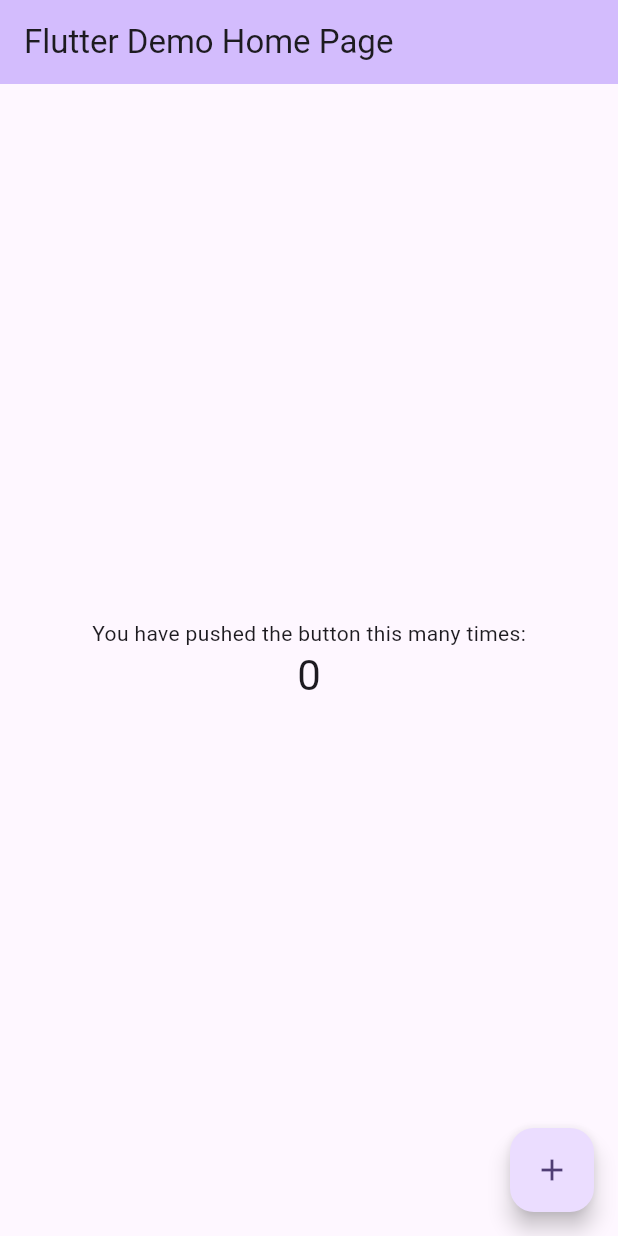
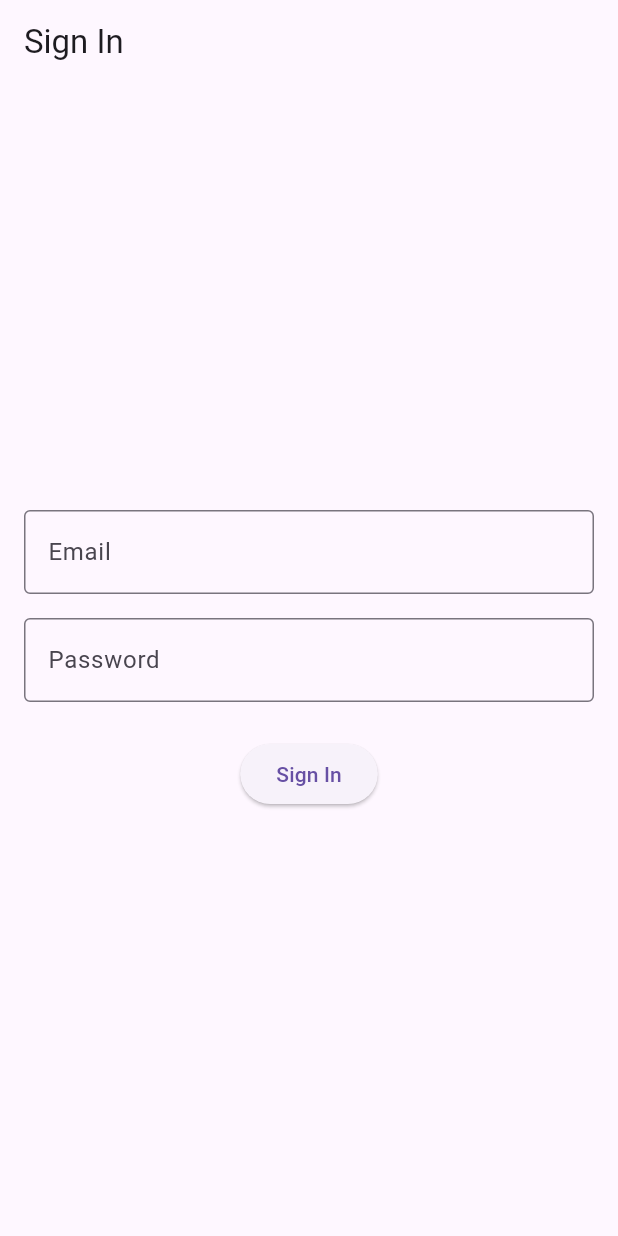
Before and after one commit to Rymfaar/daggerheart-beyond, a Flutter app: the screen it shows after launch, on a phone screen of 412 x 824 dp. Run offline on Flutter 3.47's test engine with Material 3 defaults, Android fonts, the phone set to English and light mode, and no system bars; our stand-ins replace equatable, firebase_auth, firebase_core, flutter_bloc; accounts and stored records are empty.

Commit message:
wip(auth): init project architecture. not sure if sign-in works atm

```diff
--- /dev/null
+++ b/lib/daggerheart_beyond.dart
@@ -0,0 +1,35 @@
+import 'package:daggerheart_beyond/data/repositories/auth_repository.dart';
+import 'package:daggerheart_beyond/data/data_sources/firebase_auth_service.dart';
+import 'package:daggerheart_beyond/domain/repositories/auth_repository.dart';
+import 'package:flutter/material.dart';
+import 'package:flutter_bloc/flutter_bloc.dart';
+import 'package:daggerheart_beyond/domain/blocs/auth/auth_bloc.dart';
+import 'package:daggerheart_beyond/presentation/features/auth/sign_in_view.dart';
+
+class DaggerheartBeyondApp extends StatelessWidget {
+  DaggerheartBeyondApp({super.key});
+
+  final _authRespository = AuthRepository(FirebaseAuthService());
+
+  @override
+  Widget build(BuildContext context) {
+    return MaterialApp(
+      title: 'Daggerheart Beyond',
+      debugShowCheckedModeBanner: true,
+      // TODO: add custom theme
+      home: MultiRepositoryProvider(
+        providers: [
+          RepositoryProvider<IAuthRepository>(create: (_) => _authRespository),
+        ],
+        child: MultiBlocProvider(
+          providers: [
+            BlocProvider<AuthBloc>(
+              create: (context) => AuthBloc(context.read<IAuthRepository>()),
+            ),
+          ],
+          child: SignInView(),
+        ),
+      ),
+    );
+  }
+}
--- /dev/null
+++ b/lib/data/data_sources/firebase_auth_source.dart
@@ -0,0 +1,58 @@
+import 'package:firebase_auth/firebase_auth.dart';
+
+class FirebaseAuthSource {
+  FirebaseAuth firebase = FirebaseAuth.instance;
+
+  Future<UserCredential> createAccount({
+    required String email,
+    required String password,
+    required String username,
+  }) async {
+    UserCredential userCredential = await firebase
+        .createUserWithEmailAndPassword(email: email, password: password);
+    return userCredential;
+  }
+
+  Future<UserCredential> signIn({
+    required String email,
+    required String password,
+  }) async {
+    UserCredential userCredential = await firebase.signInWithEmailAndPassword(
+      email: email,
+      password: password,
+    );
+    return userCredential;
+  }
+
+  Future<void> signOut() async {
+    await firebase.signOut();
+  }
+
+  Future<void> resetPasswordFromCurrentPassword({
+    required String currentPassword,
+    required String newPassword,
+    required String email,
+  }) async {
+    User? currentUser = firebase.currentUser;
+    AuthCredential credential = EmailAuthProvider.credential(
+      email: email,
+      password: currentPassword,
+    );
+    await currentUser?.reauthenticateWithCredential(credential);
+    await currentUser?.updatePassword(newPassword);
+  }
+
+  Future<void> deleteAccount({
+    required String email,
+    required String password,
+  }) async {
+    User? currentUser = firebase.currentUser;
+    AuthCredential credential = EmailAuthProvider.credential(
+      email: email,
+      password: password,
+    );
+    await currentUser?.reauthenticateWithCredential(credential);
+    await currentUser?.delete();
+    await signOut();
+  }
+}
--- /dev/null
+++ b/lib/data/repositories/auth_repository.dart
@@ -0,0 +1,67 @@
+import 'package:daggerheart_beyond/data/data_sources/firebase_auth_service.dart';
+import 'package:daggerheart_beyond/domain/entities/user_entity.dart';
+import 'package:daggerheart_beyond/domain/errors.dart';
+import 'package:daggerheart_beyond/domain/repositories/auth_repository.dart';
+import 'package:firebase_auth/firebase_auth.dart';
+
+class AuthRepository implements IAuthRepository {
+  final FirebaseAuthService _service;
+
+  AuthRepository(this._service);
+
+  @override
+  Future<UserEntity> signUp(
+    String username,
+    String email,
+    String password,
+  ) async {
+    try {
+      final userCredential = await _service.createAccount(
+        email: email,
+        password: password,
+        username: username,
+      );
+      // TODO: Add username to created user
+      // TODO: Map UserCredential to UserEntity
+      return UserEntity(
+        id: userCredential.user!.uid, // TODO: Ensure user is not null
+        email: email,
+        username: username,
+      );
+    } on FirebaseException catch (e) {
+      throw DHBFailureSignUpWithEmailAndPassword.fromCode(e.code);
+    } catch (_) {
+      throw const DHBFailureSignUpWithEmailAndPassword();
+    }
+  }
+
+  @override
+  Future<UserEntity> signIn(String email, String password) async {
+    try {
+      final userCredential = await _service.signIn(
+        email: email,
+        password: password,
+      );
+      return UserEntity(
+        id: userCredential.user!.uid, // TODO: Ensure user is not null
+        email: email,
+        username:
+            userCredential.user!.displayName ??
+            '', // TODO: Handle displayName properly
+      );
+    } on FirebaseException catch (e) {
+      throw DHBFailureSignInWithEmailAndPassword.fromCode(e.code);
+    } catch (_) {
+      throw const DHBFailureSignUpWithEmailAndPassword();
+    }
+  }
+
+  @override
+  Future<void> signOut() async {
+    try {
+      await _service.signOut();
+    } catch (e) {
+      throw Exception('Failed to sign out: ${e.toString()}');
+    }
+  }
+}
--- /dev/null
+++ b/lib/domain/blocs/auth/auth.dart
@@ -0,0 +1 @@
+export 'auth_bloc.dart';
--- /dev/null
+++ b/lib/domain/blocs/auth/auth_event.dart
@@ -0,0 +1,24 @@
+part of 'auth_bloc.dart';
+
+abstract class AuthEvent {}
+
+class SignInPressed extends AuthEvent {
+  final String email;
+  final String password;
+
+  SignInPressed({required this.email, required this.password});
+}
+
+class CreateAccountPressed extends AuthEvent {
+  final String username;
+  final String email;
+  final String password;
+  final String passwordConfirm;
+
+  CreateAccountPressed({
+    required this.username,
+    required this.email,
+    required this.password,
+    required this.passwordConfirm,
+  });
+}
--- /dev/null
+++ b/lib/domain/blocs/auth/auth_state.dart
@@ -0,0 +1,28 @@
+part of 'auth_bloc.dart';
+
+sealed class AuthState extends Equatable {
+  @override
+  List<Object?> get props => [];
+}
+
+class AuthSignedOut extends AuthState {}
+
+class AuthError extends AuthState {
+  final Exception exception;
+
+  AuthError(this.exception);
+
+  @override
+  List<Object?> get props => [exception];
+}
+
+class AuthLoading extends AuthState {}
+
+class AuthSignedIn extends AuthState {
+  final UserEntity user;
+
+  AuthSignedIn(this.user);
+
+  @override
+  List<Object?> get props => [user];
+}
--- /dev/null
+++ b/lib/domain/entities/user_entity.dart
@@ -0,0 +1,20 @@
+import 'package:equatable/equatable.dart';
+
+class UserEntity extends Equatable {
+  final String id;
+  final String username;
+  final String email;
+
+  const UserEntity({
+    required this.id,
+    required this.username,
+    required this.email,
+  });
+
+  static const UserEntity empty = UserEntity(id: '', username: '', email: '');
+
+  get isEmpty => this == UserEntity.empty;
+
+  @override
+  List<Object?> get props => [id, username, email];
+}
--- /dev/null
+++ b/lib/domain/errors.dart
@@ -0,0 +1,81 @@
+//? Intl texts
+
+//* AUTHENTICATION EXCEPTIONS
+
+class ErrorCode {
+  static const String invalidEmail = 'invalid-email';
+  static const String userDisabled = 'user-disabled';
+  static const String emailAlreadyInUse = 'email-already-in-use';
+  static const String operationNotAllowed = 'operation-not-allowed';
+  static const String weakPassword = 'weak-password';
+  static const String userNotFound = 'user-not-found';
+  static const String wrongPassword = 'wrong-password';
+}
+
+class DHBFailureSignUpWithEmailAndPassword implements Exception {
+  final String message;
+
+  const DHBFailureSignUpWithEmailAndPassword([
+    this.message = 'An error occurred. Please try again later.',
+  ]);
+
+  factory DHBFailureSignUpWithEmailAndPassword.fromCode(String code) {
+    switch (code) {
+      case ErrorCode.invalidEmail:
+        return const DHBFailureSignUpWithEmailAndPassword(
+          'Email is not valid or badly formatted.',
+        );
+      case ErrorCode.userDisabled:
+        return const DHBFailureSignUpWithEmailAndPassword(
+          'This user has been disabled. Please contact support for help.',
+        );
+      case ErrorCode.emailAlreadyInUse:
+        return const DHBFailureSignUpWithEmailAndPassword(
+          'An account already exists for that email.',
+        );
+      case ErrorCode.operationNotAllowed:
+        return const DHBFailureSignUpWithEmailAndPassword(
+          'Operation is not allowed. Please contact support.',
+        );
+      case ErrorCode.weakPassword:
+        return const DHBFailureSignUpWithEmailAndPassword(
+          'Please enter a stronger password.',
+        );
+      default:
+        return const DHBFailureSignUpWithEmailAndPassword();
+    }
+  }
+}
+
+class DHBFailureSignInWithEmailAndPassword implements Exception {
+  final String message;
+
+  const DHBFailureSignInWithEmailAndPassword([
+    this.message = 'An error occurred. Please try again later.',
+  ]);
+
+  factory DHBFailureSignInWithEmailAndPassword.fromCode(String code) {
+    switch (code) {
+      case ErrorCode.invalidEmail:
+        return const DHBFailureSignInWithEmailAndPassword(
+          'Email is not valid or badly formatted.',
+        );
+      case ErrorCode.userDisabled:
+        return const DHBFailureSignInWithEmailAndPassword(
+          'This user has been disabled. Please contact support for help.',
+        );
+      case ErrorCode.userNotFound:
+        return const DHBFailureSignInWithEmailAndPassword(
+          'Email is not found, please create an account.',
+        );
+      case ErrorCode.wrongPassword:
+        return const DHBFailureSignInWithEmailAndPassword(
+          'Incorrect password, please try again.',
+        );
+      default:
+        return const DHBFailureSignInWithEmailAndPassword();
+    }
+  }
+}
+
+class DHBFailureLogOut implements Exception {}
--- /dev/null
+++ b/lib/domain/repositories/auth_repository.dart
@@ -0,0 +1,7 @@
+import 'package:daggerheart_beyond/domain/entities/user_entity.dart';
+
+abstract class IAuthRepository {
+  Future<UserEntity> signUp(String username, String email, String password);
+  Future<UserEntity> signIn(String email, String password);
+  Future<void> signOut();
+}
--- a/lib/main.dart
+++ b/lib/main.dart
@@ -1,122 +1,13 @@
+import 'package:daggerheart_beyond/daggerheart_beyond.dart';
+import 'package:firebase_core/firebase_core.dart';
 import 'package:flutter/material.dart';
 
-void main() {
-  runApp(const MyApp());
-}
+void main() async {
+  WidgetsFlutterBinding.ensureInitialized();
 
-class MyApp extends StatelessWidget {
-  const MyApp({super.key});
-
-  // This widget is the root of your application.
-  @override
-  Widget build(BuildContext context) {
-    return MaterialApp(
-      title: 'Flutter Demo',
-      theme: ThemeData(
-        // This is the theme of your application.
-        //
-        // TRY THIS: Try running your application with "flutter run". You'll see
-        // the application has a purple toolbar. Then, without quitting the app,
-        // try changing the seedColor in the colorScheme below to Colors.green
-        // and then invoke "hot reload" (save your changes or press the "hot
-        // reload" button in a Flutter-supported IDE, or press "r" if you used
-        // the command line to start the app).
-        //
-        // Notice that the counter didn't reset back to zero; the application
-        // state is not lost during the reload. To reset the state, use hot
-        // restart instead.
-        //
-        // This works for code too, not just values: Most code changes can be
-        // tested with just a hot reload.
-        colorScheme: ColorScheme.fromSeed(seedColor: Colors.deepPurple),
-      ),
-      home: const MyHomePage(title: 'Flutter Demo Home Page'),
-    );
-  }
-}
-
-class MyHomePage extends StatefulWidget {
-  const MyHomePage({super.key, required this.title});
-
-  // This widget is the home page of your application. It is stateful, meaning
-  // that it has a State object (defined below) that contains fields that affect
-  // how it looks.
-
-  // This class is the configuration for the state. It holds the values (in this
-  // case the title) provided by the parent (in this case the App widget) and
-  // used by the build method of the State. Fields in a Widget subclass are
-  // always marked "final".
-
-  final String title;
-
-  @override
-  State<MyHomePage> createState() => _MyHomePageState();
-}
-
-class _MyHomePageState extends State<MyHomePage> {
-  int _counter = 0;
-
-  void _incrementCounter() {
-    setState(() {
-      // This call to setState tells the Flutter framework that something has
-      // changed in this State, which causes it to rerun the build method below
-      // so that the display can reflect the updated values. If we changed
-      // _counter without calling setState(), then the build method would not be
-      // called again, and so nothing would appear to happen.
-      _counter++;
-    });
+  if (Firebase.apps.isEmpty) {
+    await Firebase.initializeApp();
   }
 
-  @override
-  Widget build(BuildContext context) {
-    // This method is rerun every time setState is called, for instance as done
-    // by the _incrementCounter method above.
-    //
-    // The Flutter framework has been optimized to make rerunning build methods
-    // fast, so that you can just rebuild anything that needs updating rather
-    // than having to individually change instances of widgets.
-    return Scaffold(
-      appBar: AppBar(
-        // TRY THIS: Try changing the color here to a specific color (to
-        // Colors.amber, perhaps?) and trigger a hot reload to see the AppBar
-        // change color while the other colors stay the same.
-        backgroundColor: Theme.of(context).colorScheme.inversePrimary,
-        // Here we take the value from the MyHomePage object that was created by
-        // the App.build method, and use it to set our appbar title.
-        title: Text(widget.title),
-      ),
-      body: Center(
-        // Center is a layout widget. It takes a single child and positions it
-        // in the middle of the parent.
-        child: Column(
-          // Column is also a layout widget. It takes a list of children and
-          // arranges them vertically. By default, it sizes itself to fit its
-          // children horizontally, and tries to be as tall as its parent.
-          //
-          // Column has various properties to control how it sizes itself and
-          // how it positions its children. Here we use mainAxisAlignment to
-          // center the children vertically; the main axis here is the vertical
-          // axis because Columns are vertical (the cross axis would be
-          // horizontal).
-          //
-          // TRY THIS: Invoke "debug painting" (choose the "Toggle Debug Paint"
-          // action in the IDE, or press "p" in the console), to see the
-          // wireframe for each widget.
-          mainAxisAlignment: MainAxisAlignment.center,
-          children: <Widget>[
-            const Text('You have pushed the button this many times:'),
-            Text(
-              '$_counter',
-              style: Theme.of(context).textTheme.headlineMedium,
-            ),
-          ],
-        ),
-      ),
-      floatingActionButton: FloatingActionButton(
-        onPressed: _incrementCounter,
-        tooltip: 'Increment',
-        child: const Icon(Icons.add),
-      ), // This trailing comma makes auto-formatting nicer for build methods.
-    );
-  }
+  runApp(DaggerheartBeyondApp());
 }
--- /dev/null
+++ b/lib/presentation/features/auth/sign_in_view.dart
@@ -0,0 +1,78 @@
+import 'package:daggerheart_beyond/domain/blocs/auth/auth.dart';
+import 'package:flutter/material.dart';
+import 'package:flutter_bloc/flutter_bloc.dart';
+
+class SignInView extends StatelessWidget {
+  const SignInView({super.key});
+
+  @override
+  Widget build(BuildContext context) {
+    return Scaffold(
+      appBar: AppBar(
+        title: const Text('Sign In'),
+      ),
+      body: BlocListener<AuthBloc, AuthState>(
+        listener: (context, state) {
+          if (state is AuthError) {
+            ScaffoldMessenger.of(context).showSnackBar(
+              SnackBar(content: Text(state.exception.toString())),
+            );
+          }
+          if (state is AuthSignedIn) {
+            // Navigate to home or main screen
+            Navigator.of(context).pushReplacementNamed('/home');
+          }
+        },
+        child: Padding(
+          padding: const EdgeInsets.all(16.0),
+          child: Column(
+            mainAxisAlignment: MainAxisAlignment.center,
+            children: [
+              TextField(
+                decoration: const InputDecoration(
+                  labelText: 'Email',
+                  border: OutlineInputBorder(),
+                ),
+                onChanged: (email) {
+                  // Store email in local variable or form state
+                },
+              ),
+              const SizedBox(height: 16),
+              TextField(
+                decoration: const InputDecoration(
+                  labelText: 'Password',
+                  border: OutlineInputBorder(),
+                ),
+                obscureText: true,
+                onChanged: (password) {
+                  // Store password in local variable or form state
+                },
+              ),
+              const SizedBox(height: 24),
+              BlocBuilder<AuthBloc, AuthState>(
+                builder: (context, state) {
+                  return ElevatedButton(
+                    onPressed: state is AuthLoading
+                        ? null
+                        : () {
+                            // Dispatch sign in event to AuthBloc
+                            context.read<AuthBloc>().add(
+                                  SignInPressed(
+                                    email: 'email',
+                                    password: 'password',
+                                  ),
+                                );
+                          },
+                    child: state is AuthLoading
+                        ? const CircularProgressIndicator()
+                        : const Text('Sign In'),
+                  );
+                },
+              ),
+            ],
+          ),
+        ),
+      ),
+    );
+  }
+}
```
Also changed, not shown: lib/data/models/user_model.dart (added, +65 -0 lines), lib/domain/blocs/auth/auth_bloc.dart (added, +39 -0 lines), pubspec.yaml (+9 -55 lines), pubspec.lock, 76 other files.
